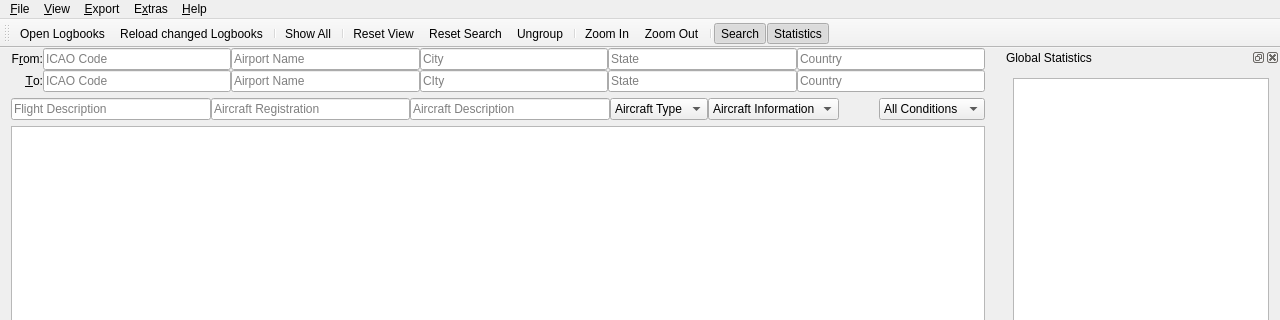
Qt form src/gui/mainwindow.ui (albar965/littlelogbook) before a commit; both pictures show x 0 to 1280 and y 0 to 320 of the 1280 by 768 pixel window.
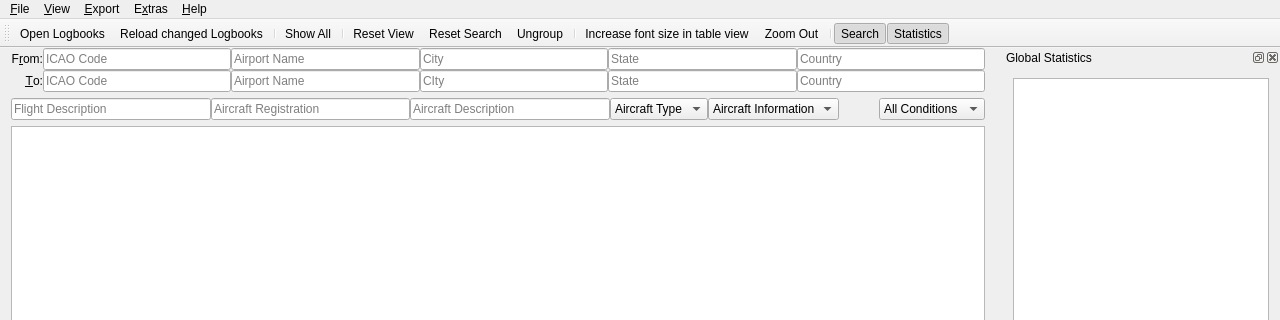
The same form after that commit. Icons and pictures are not drawn.

Commit message: Updated GUI elements tooltips and texts.

Patch:
```diff
--- a/src/gui/mainwindow.ui
+++ b/src/gui/mainwindow.ui
@@ -1003,7 +1003,13 @@
      <normaloff>:/littlelogbook/resources/icons/zoomin.svg</normaloff>:/littlelogbook/resources/icons/zoomin.svg</iconset>
    </property>
    <property name="text">
-    <string>Zoom In</string>
+    <string>Zoom &amp;In</string>
+   </property>
+   <property name="iconText">
+    <string>Increase font size in table view</string>
+   </property>
+   <property name="toolTip">
+    <string>Increase font size in table view</string>
    </property>
    <property name="shortcut">
     <string>Ctrl++</string>
@@ -1015,7 +1021,13 @@
      <normaloff>:/littlelogbook/resources/icons/zoomout.svg</normaloff>:/littlelogbook/resources/icons/zoomout.svg</iconset>
    </property>
    <property name="text">
-    <string>Zoom Out</string>
+    <string>Zoom &amp;Out</string>
+   </property>
+   <property name="toolTip">
+    <string>Decrease font size in table view</string>
+   </property>
+   <property name="statusTip">
+    <string>Decrease font size in table view</string>
    </property>
    <property name="shortcut">
     <string>Ctrl+-</string>
```
Left out of the diff: 61 changed lines with no effect on the pictures. The commit also changes 4 other files.
